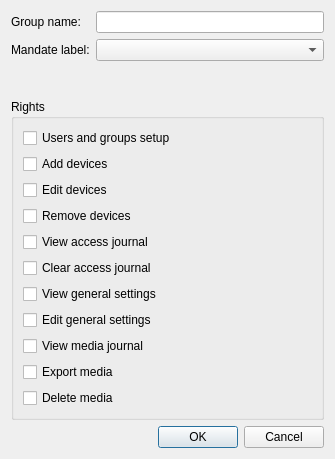
Old version of the form src/ui/CEditMandatoryGroup.ui in the repository MikhailBersenev/BuksanSpy.
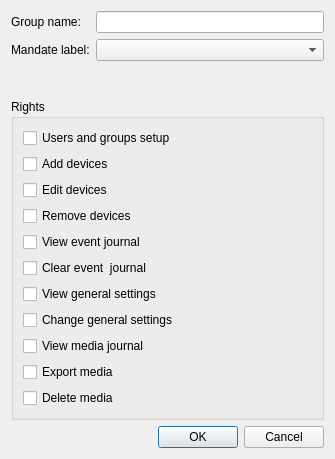
New version of the form.

Commit message: Refactor database connection handling by introducing a PostgreSQL-specific connection class, updating include paths, and replacing obsolete database components. Added new utility classes for event handling and user validation, while removing deprecated files to streamline the project structure.

What changed in the file:
```diff
--- a/src/ui/CEditMandatoryGroup.ui
+++ b/src/ui/CEditMandatoryGroup.ui
@@ -47,7 +47,7 @@
       <item row="4" column="0">
        <widget class="QCheckBox" name="alertsView_checkBox">
         <property name="text">
-         <string>View access journal </string>
+         <string>View event journal </string>
         </property>
         <property name="checked">
          <bool>false</bool>
@@ -57,7 +57,7 @@
       <item row="5" column="0">
        <widget class="QCheckBox" name="alertsDelete_checkBox">
         <property name="text">
-         <string>Clear access journal</string>
+         <string>Clear event  journal</string>
         </property>
         <property name="checked">
          <bool>false</bool>
@@ -97,7 +97,7 @@
       <item row="7" column="0">
        <widget class="QCheckBox" name="generalSettingsChange_checkBox">
         <property name="text">
-         <string>Edit general settings</string>
+         <string>Change general settings</string>
         </property>
         <property name="checked">
          <bool>false</bool>
```
The commit also changes 89 other files.
